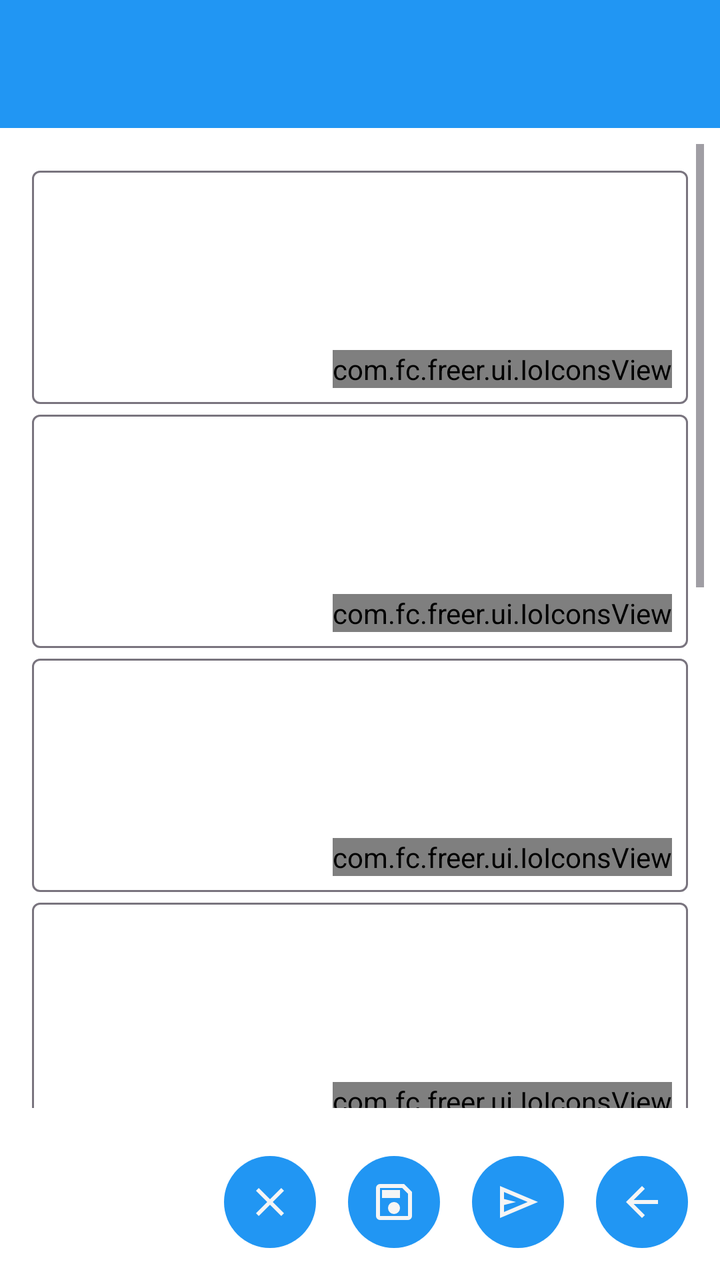
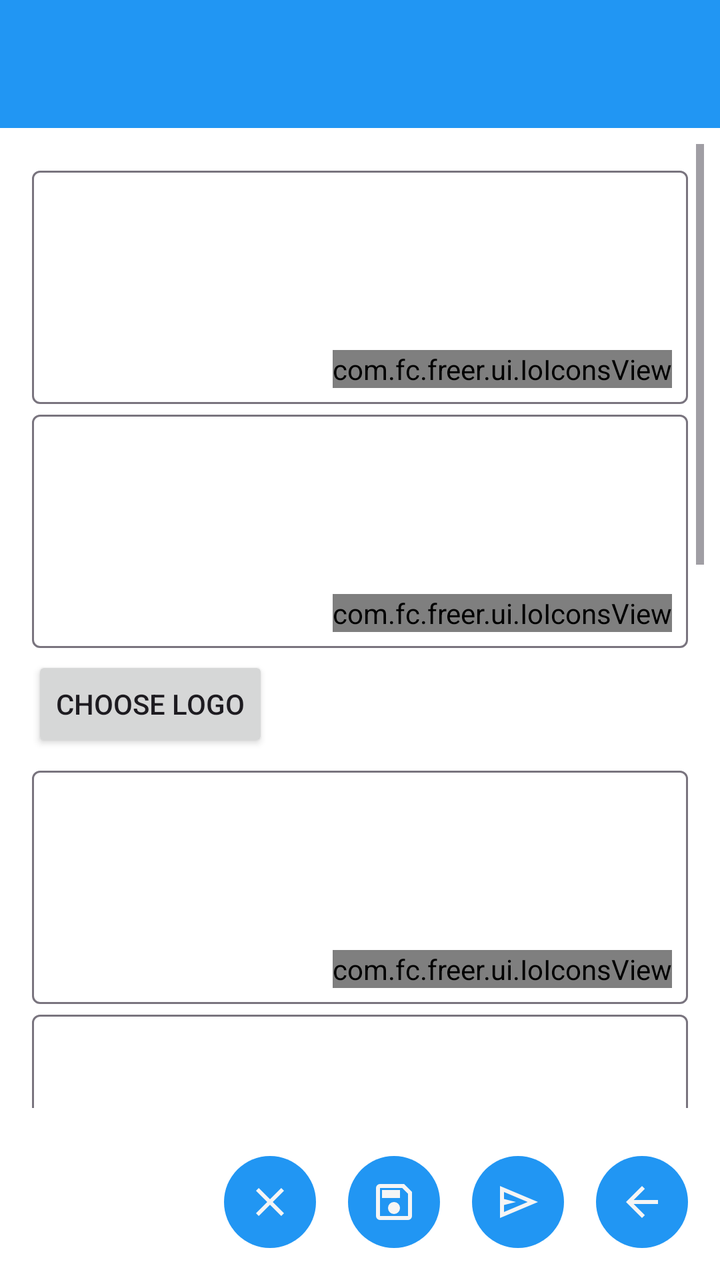

Compare the two renders of this Android layout. The source of the first and the diff that turns it into the second are given below.
<!-- AndroidManifest.xml: application theme Theme.Freer -->
<!-- res/layout/activity_create_token.xml -->
<?xml version="1.0" encoding="utf-8"?>
<LinearLayout xmlns:android="http://schemas.android.com/apk/res/android"
    android:layout_width="match_parent"
    android:layout_height="match_parent"
    android:orientation="vertical">

    <include layout="@layout/common_toolbar" />

    <ScrollView
        android:layout_width="match_parent"
        android:layout_height="0dp"
        android:layout_weight="1"
        android:layout_margin="8dp">

        <LinearLayout
            android:layout_width="match_parent"
            android:layout_height="wrap_content"
            android:orientation="vertical"
            android:padding="8dp">

            
            
            <include
                android:id="@+id/tokenNameView"
                layout="@layout/layout_text_input_with_scan" />

            
            <include
                android:id="@+id/descView"
                layout="@layout/layout_text_input_with_scan" />

            
            <include
                android:id="@+id/consensusIdView"
                layout="@layout/layout_text_input_with_scan" />

            
            <include
                android:id="@+id/capacityView"
                layout="@layout/layout_text_input_with_scan" />

            
            <include
                android:id="@+id/decimalView"
                layout="@layout/layout_text_input_with_scan" />

            
            <LinearLayout
                android:layout_width="match_parent"
                android:layout_height="wrap_content"
                android:layout_marginTop="8dp"
                android:orientation="horizontal"
                android:gravity="center_vertical">

                <CheckBox
                    android:id="@+id/transferable_checkbox"
                    android:layout_width="wrap_content"
                    android:layout_height="wrap_content"
                    android:text="@string/transferable"
                    android:checked="true" />

                <CheckBox
                    android:id="@+id/closable_checkbox"
                    android:layout_width="wrap_content"
                    android:layout_height="wrap_content"
                    android:layout_marginStart="16dp"
                    android:text="@string/closable"
                    android:checked="true" />

                <CheckBox
                    android:id="@+id/open_issue_checkbox"
                    android:layout_width="wrap_content"
                    android:layout_height="wrap_content"
                    android:layout_marginStart="16dp"
                    android:text="@string/open_issue" />

            </LinearLayout>

            
            <include
                android:id="@+id/maxAmtPerIssueView"
                layout="@layout/layout_text_input_with_scan" />

            
            <include
                android:id="@+id/minCddPerIssueView"
                layout="@layout/layout_text_input_with_scan" />

            
            <include
                android:id="@+id/maxIssuesPerAddrView"
                layout="@layout/layout_text_input_with_scan" />

        </LinearLayout>

    </ScrollView>

    
    <LinearLayout
        android:layout_width="match_parent"
        android:layout_height="wrap_content"
        android:orientation="horizontal"
        android:layout_marginTop="8dp"
        android:layout_marginBottom="8dp"
        android:layout_marginStart="8dp"
        android:layout_marginEnd="8dp"
        android:gravity="end">

        <ImageButton
            android:id="@+id/clearButton"
            style="@style/ImageButtonStyle"
            android:src="@drawable/ic_clear"
            android:contentDescription="@string/clear" />

        <ImageButton
            android:id="@+id/saveButton"
            style="@style/ImageButtonStyle"
            android:src="@drawable/ic_save"
            android:contentDescription="@string/save" />

        <ImageButton
            android:id="@+id/publishButton"
            style="@style/ImageButtonStyle"
            android:src="@drawable/ic_send"
            android:contentDescription="@string/carve" />

        <ImageButton
            android:id="@+id/back_button"
            style="@style/ImageButtonStyle"
            android:src="@drawable/ic_back"
            android:contentDescription="@string/back" />

    </LinearLayout>

</LinearLayout>
<!-- res/layout/common_toolbar.xml (included above) -->
<?xml version="1.0" encoding="utf-8"?>
<androidx.appcompat.widget.Toolbar xmlns:android="http://schemas.android.com/apk/res/android"
    xmlns:app="http://schemas.android.com/apk/res-auto"
    android:id="@+id/toolbar"
    android:layout_width="match_parent"
    android:layout_height="?attr/actionBarSize"
    android:background="@color/accent"
    android:theme="@style/ThemeOverlay.Freer.Toolbar">

    <LinearLayout
        android:id="@+id/toolbar_fid_container"
        android:layout_width="wrap_content"
        android:layout_height="match_parent"
        android:layout_gravity="end"
        android:orientation="horizontal"
        android:gravity="end|center_vertical"
        android:visibility="gone"
        android:clickable="true"
        android:focusable="true"
        android:paddingStart="8dp"
        android:paddingEnd="16dp"
        android:background="?android:attr/selectableItemBackground">

        <TextView
            android:id="@+id/toolbar_fid_text"
            android:layout_width="130dp"
            android:layout_height="wrap_content"
            android:textColor="@color/main_background"
            android:paddingStart="8dp"
            android:paddingEnd="4dp"
            android:textSize="14sp"
            android:maxLines="1"
            android:gravity="end"
            android:ellipsize="middle" />

        <ImageView
            android:id="@+id/toolbar_avatar"
            android:layout_width="42dp"
            android:layout_height="42dp"
            android:background="@color/accent"
            android:scaleType="centerCrop"
            android:contentDescription="@string/avatar" />

    </LinearLayout>

</androidx.appcompat.widget.Toolbar>
<!-- res/layout/layout_text_input_with_scan.xml (included above) -->
<?xml version="1.0" encoding="utf-8"?>
<FrameLayout xmlns:android="http://schemas.android.com/apk/res/android"
    xmlns:app="http://schemas.android.com/apk/res-auto"
    android:layout_width="match_parent"
    android:layout_height="match_parent">

    <com.google.android.material.textfield.TextInputLayout
        android:id="@+id/textInputWithScanLayout"
        android:layout_width="match_parent"
        android:layout_height="match_parent"
        app:boxBackgroundColor="@color/input_field_background"
        style="@style/Widget.Material3.TextInputLayout.OutlinedBox">

        <com.google.android.material.textfield.TextInputEditText
            android:id="@+id/textInput"
            android:layout_width="match_parent"
            android:layout_height="match_parent"
            android:gravity="top"
            android:inputType="textMultiLine"
            android:minLines="3"
            android:paddingStart="8dp"
            android:paddingEnd="8dp"
            android:paddingBottom="40dp"
            />
    </com.google.android.material.textfield.TextInputLayout>

    <com.fc.freer.ui.IoIconsView
        android:id="@+id/scanIcon"
        android:layout_width="wrap_content"
        android:layout_height="wrap_content"
        android:layout_gravity="bottom|end"
        android:layout_margin="8dp" />
</FrameLayout>
<!-- resources referenced by this layout -->
<resources>
  <color name="accent">#2196F3</color>
  <color name="input_field_background">#FFFFFF</color>
  <color name="main_background">#F5F5F5</color>
  <!-- drawable ic_back (drawable) -->
  <vector xmlns:android="http://schemas.android.com/apk/res/android"
      android:width="24dp"
      android:height="24dp"
      android:viewportWidth="960"
      android:viewportHeight="960">
    <path
        android:pathData="m313,520 l224,224 -57,56 -320,-320 320,-320 57,56 -224,224h487v80L313,520Z"
        android:fillColor="@color/main_background"/>
  </vector>
  <!-- drawable ic_clear (drawable) -->
  <?xml version="1.0" encoding="utf-8"?>
  <vector xmlns:android="http://schemas.android.com/apk/res/android"
      android:width="24dp"
      android:height="24dp"
      android:viewportWidth="24"
      android:viewportHeight="24"
      android:tint="@color/accent">
      <path
          android:fillColor="@color/text"
          android:pathData="M19,6.41L17.59,5 12,10.59 6.41,5 5,6.41 10.59,12 5,17.59 6.41,19 12,13.41 17.59,19 19,17.59 13.41,12z"/>
  </vector>
  <!-- drawable ic_save (drawable) -->
  <vector xmlns:android="http://schemas.android.com/apk/res/android"
      android:width="24dp"
      android:height="24dp"
      android:viewportWidth="960"
      android:viewportHeight="960">
    <path
        android:pathData="M840,280v480q0,33 -23.5,56.5T760,840L200,840q-33,0 -56.5,-23.5T120,760v-560q0,-33 23.5,-56.5T200,120h480l160,160ZM760,314L646,200L200,200v560h560v-446ZM480,720q50,0 85,-35t35,-85q0,-50 -35,-85t-85,-35q-50,0 -85,35t-35,85q0,50 35,85t85,35ZM240,400h360v-160L240,240v160ZM200,314v446,-560 114Z"
        android:fillColor="#030626"/>
  </vector>
  <!-- drawable ic_send (drawable) -->
  <vector xmlns:android="http://schemas.android.com/apk/res/android"
      android:width="24dp"
      android:height="24dp"
      android:viewportWidth="960"
      android:viewportHeight="960">
    <path
        android:pathData="M120,800v-640l760,320 -760,320ZM200,680 L674,480 200,280v140l240,60 -240,60v140ZM200,680v-400,400Z"
        android:fillColor="@color/warning"/>
  </vector>
  <string name="avatar">Avatar</string>
  <string name="back">Back</string>
  <string name="carve">Carve</string>
  <string name="clear">Clear</string>
  <string name="closable">Closable</string>
  <string name="open_issue">Open Issue</string>
  <string name="save">Save</string>
  <string name="transferable">Transferable</string>
  <style name="ImageButtonStyle">
          <item name="android:layout_width">46dp</item>
          <item name="android:layout_height">46dp</item>
          <item name="android:layout_margin">8dp</item>
          <item name="android:background">@drawable/bg_round_accent</item>
          <item name="android:tint">@color/main_background</item>
          <item name="android:scaleType">centerInside</item>
          <item name="android:padding">8dp</item>
      </style>
  <style name="ThemeOverlay.Freer.Toolbar" parent="ThemeOverlay.AppCompat.ActionBar">
          <item name="android:textColorPrimary">@color/main_background</item>
          <item name="android:textColorSecondary">@color/main_background</item>
      </style>
  <style name="Theme.Freer" parent="Base.Theme.Freer" />
  <color name="text">#000000</color>
  <color name="warning">#FF9800</color>
  <!-- drawable bg_round_accent (drawable) -->
  <?xml version="1.0" encoding="utf-8"?>
  <shape xmlns:android="http://schemas.android.com/apk/res/android"
      android:shape="oval">
      <solid android:color="@color/accent" />
  </shape>
  <!-- unchanged entries left out for length: 1 -->
</resources>

<!-- the commit's change to res/layout/activity_create_token.xml (unified diff, before → after) -->
@@ -28,6 +28,51 @@
             <include
                 android:id="@+id/descView"
                 layout="@layout/layout_text_input_with_scan" />
+
+            
+            <LinearLayout
+                android:layout_width="match_parent"
+                android:layout_height="wrap_content"
+                android:layout_marginTop="4dp"
+                android:layout_marginBottom="4dp"
+                android:gravity="center_vertical"
+                android:orientation="horizontal">
+
+                <ImageView
+                    android:id="@+id/coverPreview"
+                    android:layout_width="96dp"
+                    android:layout_height="96dp"
+                    android:layout_marginEnd="8dp"
+                    android:background="@drawable/container_outline"
+                    android:contentDescription="@string/token_logo"
+                    android:padding="1dp"
+                    android:scaleType="centerCrop"
+                    android:visibility="gone" />
+
+                <Button
+                    android:id="@+id/coverPickButton"
+                    android:layout_width="wrap_content"
+                    android:layout_height="wrap_content"
+                    android:layout_marginEnd="8dp"
+                    android:text="@string/token_logo_choose" />
+
+                <Button
+                    android:id="@+id/coverRemoveButton"
+                    style="@style/Widget.Material3.Button.TextButton"
+                    android:layout_width="wrap_content"
+                    android:layout_height="wrap_content"
+                    android:text="@string/clear"
+                    android:visibility="gone" />
+            </LinearLayout>
+
+            <TextView
+                android:id="@+id/coverStatus"
+                android:layout_width="match_parent"
+                android:layout_height="wrap_content"
+                android:layout_marginBottom="4dp"
+                android:textColor="@color/hint"
+                android:textSize="12sp"
+                android:visibility="gone" />
 
             
             <include
<!-- resource entries referenced after the edit -->
@@ -1,8 +1,20 @@
 <!-- resources referenced by this layout -->
 <resources>
   <color name="accent">#2196F3</color>
+  <color name="hint">#777777</color>
   <color name="input_field_background">#FFFFFF</color>
   <color name="main_background">#F5F5F5</color>
+  <!-- drawable container_outline (drawable) -->
+  <?xml version="1.0" encoding="utf-8"?>
+  <shape xmlns:android="http://schemas.android.com/apk/res/android"
+      android:shape="rectangle"
+      >
+      <solid android:color="#00000000" />
+      <stroke
+          android:width="2dp"
+          android:color="@color/container_outline" />
+      <corners android:radius="8dp" />
+  </shape>
   <!-- drawable ic_back (drawable) -->
   <vector xmlns:android="http://schemas.android.com/apk/res/android"
       android:width="24dp"
@@ -52,6 +64,8 @@
   <string name="closable">Closable</string>
   <string name="open_issue">Open Issue</string>
   <string name="save">Save</string>
+  <string name="token_logo">Token logo</string>
+  <string name="token_logo_choose">Choose logo</string>
   <string name="transferable">Transferable</string>
   <style name="ImageButtonStyle">
           <item name="android:layout_width">46dp</item>
@@ -67,6 +81,7 @@
           <item name="android:textColorSecondary">@color/main_background</item>
       </style>
   <style name="Theme.Freer" parent="Base.Theme.Freer" />
+  <color name="container_outline">#AAAAAA</color>
   <color name="text">#000000</color>
   <color name="warning">#FF9800</color>
   <!-- drawable bg_round_accent (drawable) -->
